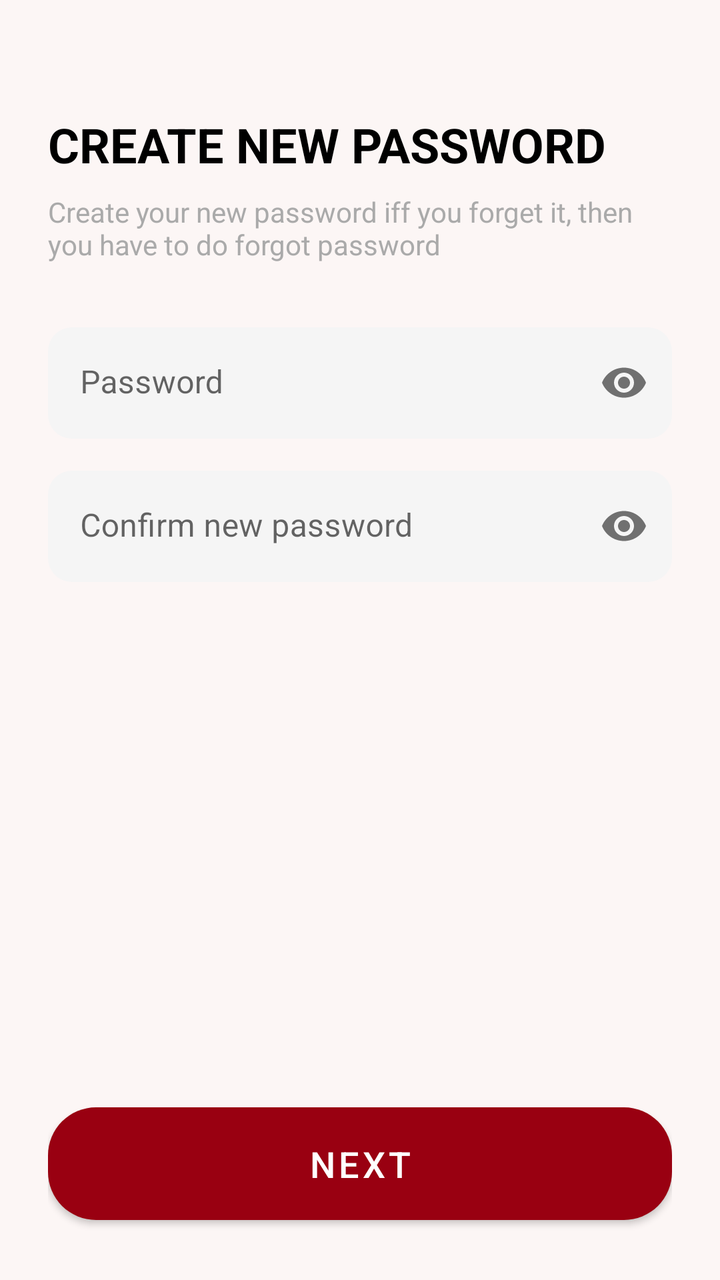
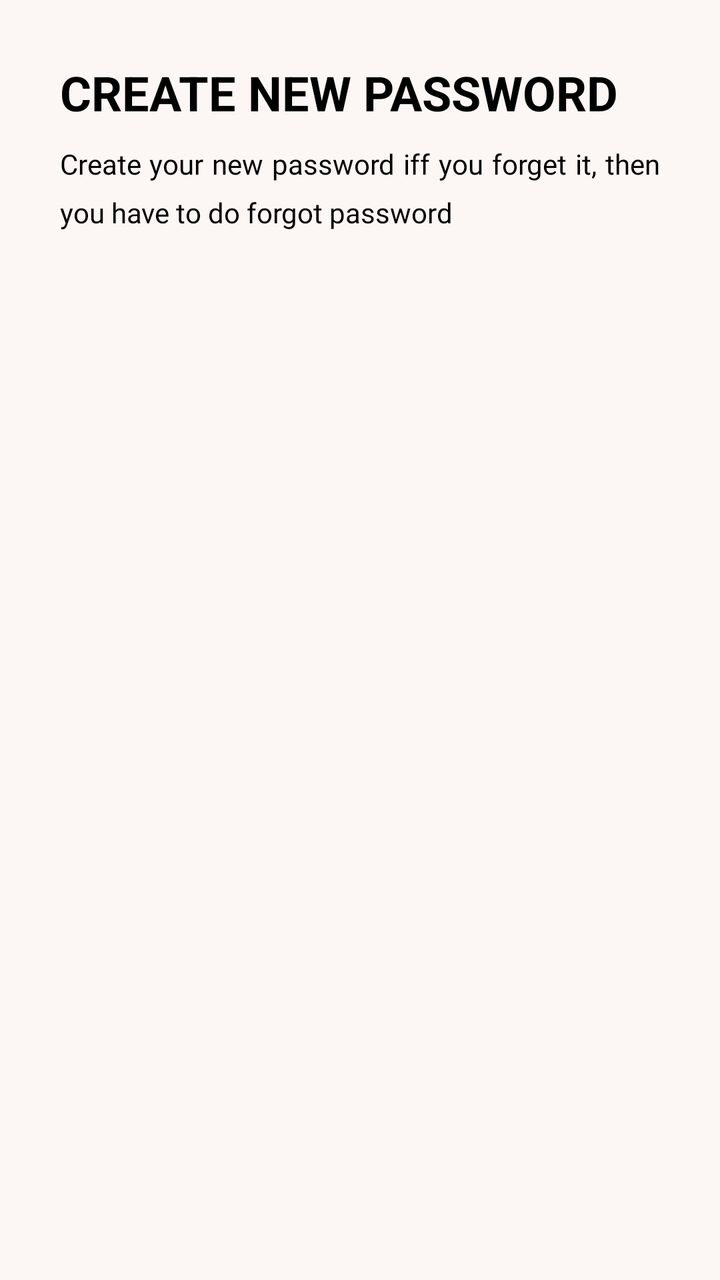

Two renders of the same Android screen: before a commit and after it. Below are the layout's source before the change and the commit's diff.
<!-- AndroidManifest.xml: application theme Theme.Cinepople -->
<!-- res/layout/fragment_auth_forgot_reset.xml -->
<?xml version="1.0" encoding="utf-8"?>
<androidx.constraintlayout.widget.ConstraintLayout
    xmlns:android="http://schemas.android.com/apk/res/android"
    xmlns:app="http://schemas.android.com/apk/res-auto"
    xmlns:tools="http://schemas.android.com/tools"
    android:layout_width="match_parent"
    android:layout_height="match_parent"
    android:background="@color/white"
    android:padding="24dp"
    tools:context=".ui.auth.forgot.ForgotResetFragment">

    <ImageView
        android:id="@+id/btn_return"
        android:layout_width="wrap_content"
        android:layout_height="wrap_content"
        android:contentDescription="Return"
        app:layout_constraintStart_toStartOf="parent"
        app:layout_constraintTop_toTopOf="parent"
        app:tint="@android:color/black" />

    <TextView
        android:id="@+id/tv_title"
        android:layout_width="0dp"
        android:layout_height="wrap_content"
        android:layout_marginTop="32dp"
        android:text="CREATE NEW PASSWORD"
        android:textColor="@android:color/black"
        android:textSize="24sp"
        android:textStyle="bold"
        app:layout_constraintStart_toStartOf="parent"
        app:layout_constraintTop_toBottomOf="@id/btn_return" />

    <TextView
        android:id="@+id/tv_subtitle"
        android:layout_width="0dp"
        android:layout_height="wrap_content"
        android:layout_marginTop="8dp"
        android:text="Create your new password iff you forget it, then you have to do forgot password"
        android:textColor="@android:color/darker_gray"
        android:textSize="14sp"
        app:layout_constraintStart_toStartOf="parent"
        app:layout_constraintEnd_toEndOf="parent"
        app:layout_constraintTop_toBottomOf="@id/tv_title" />

    <com.google.android.material.textfield.TextInputLayout
        android:id="@+id/layout_password"
        style="@style/Widget.MaterialComponents.TextInputLayout.FilledBox"
        android:layout_width="0dp"
        android:layout_height="wrap_content"
        android:layout_marginTop="32dp"
        android:hint="Password"
        app:boxBackgroundColor="#F5F5F5"
        app:boxCornerRadiusBottomEnd="12dp"
        app:boxCornerRadiusBottomStart="12dp"
        app:boxCornerRadiusTopEnd="12dp"
        app:boxCornerRadiusTopStart="12dp"
        app:boxStrokeWidth="0dp"
        app:boxStrokeWidthFocused="0dp"
        app:endIconMode="password_toggle"
        app:layout_constraintEnd_toEndOf="parent"
        app:layout_constraintStart_toStartOf="parent"
        app:layout_constraintTop_toBottomOf="@id/tv_subtitle"
        >

        <com.google.android.material.textfield.TextInputEditText
            android:id="@+id/ed_password"
            android:layout_width="match_parent"
            android:layout_height="wrap_content"
            android:inputType="textPassword" />

    </com.google.android.material.textfield.TextInputLayout>

    <com.google.android.material.textfield.TextInputLayout
        android:id="@+id/layout_confirm_password"
        style="@style/Widget.MaterialComponents.TextInputLayout.FilledBox"
        android:layout_width="0dp"
        android:layout_height="wrap_content"
        android:layout_marginTop="16dp"
        android:hint="Confirm new password"
        app:boxBackgroundColor="#F5F5F5"
        app:boxCornerRadiusBottomEnd="12dp"
        app:boxCornerRadiusBottomStart="12dp"
        app:boxCornerRadiusTopEnd="12dp"
        app:boxCornerRadiusTopStart="12dp"
        app:boxStrokeWidth="0dp"
        app:boxStrokeWidthFocused="0dp"
        app:endIconMode="password_toggle"
        app:layout_constraintEnd_toEndOf="parent"
        app:layout_constraintStart_toStartOf="parent"
        app:layout_constraintTop_toBottomOf="@id/layout_password"
        >

        <com.google.android.material.textfield.TextInputEditText
            android:id="@+id/ed_confirm_password"
            android:layout_width="match_parent"
            android:layout_height="wrap_content"
            android:inputType="textPassword" />

    </com.google.android.material.textfield.TextInputLayout>

    <com.google.android.material.button.MaterialButton
        android:id="@+id/btn_next"
        android:layout_width="0dp"
        android:layout_height="wrap_content"
        android:text="NEXT"
        android:textColor="@android:color/white"
        android:textSize="18sp"
        android:paddingTop="16dp"
        android:paddingBottom="16dp"
        app:backgroundTint="@color/red"
        app:cornerRadius="24dp"
        app:layout_constraintBottom_toBottomOf="parent"
        app:layout_constraintEnd_toEndOf="parent"
        app:layout_constraintStart_toStartOf="parent" />

</androidx.constraintlayout.widget.ConstraintLayout>
<!-- resources referenced by this layout -->
<resources>
  <color name="red">#990011</color>
  <color name="white">#FCF6F5</color>
  <style name="Theme.Cinepople" parent="Theme.MaterialComponents.DayNight.NoActionBar">
          <item name="android:windowTranslucentStatus">false</item>
          <item name="android:windowTranslucentNavigation">false</item>
          <item name="android:windowDrawsSystemBarBackgrounds">true</item>
          <item name="android:statusBarColor" tools:targetApi="L">#000000</item>
          <item name="android:windowLightStatusBar" tools:targetApi="M">false</item>
          ...
      </style>
</resources>

<!-- the commit's change to res/layout/fragment_auth_forgot_reset.xml (unified diff, before → after) -->
@@ -1,116 +1,89 @@
 <?xml version="1.0" encoding="utf-8"?>
-<androidx.constraintlayout.widget.ConstraintLayout
+<LinearLayout
     xmlns:android="http://schemas.android.com/apk/res/android"
     xmlns:app="http://schemas.android.com/apk/res-auto"
     xmlns:tools="http://schemas.android.com/tools"
     android:layout_width="match_parent"
     android:layout_height="match_parent"
-    android:background="@color/white"
-    android:padding="24dp"
-    tools:context=".ui.auth.forgot.ForgotResetFragment">
+    android:background="@color/background_color"
+    android:padding="30dp"
+    tools:context=".fragment.auth.forgot.ForgotResetFragment">
 
-    <ImageView
-        android:id="@+id/btn_return"
-        android:layout_width="wrap_content"
+    <LinearLayout
+        android:layout_width="match_parent"
         android:layout_height="wrap_content"
-        android:contentDescription="Return"
-        app:layout_constraintStart_toStartOf="parent"
-        app:layout_constraintTop_toTopOf="parent"
-        app:tint="@android:color/black" />
+        android:id="@+id/tv_title"
+        android:orientation="vertical"
+        android:layout_marginBottom="30dp">
 
-    <TextView
-        android:id="@+id/tv_title"
-        android:layout_width="0dp"
-        android:layout_height="wrap_content"
-        android:layout_marginTop="32dp"
-        android:text="CREATE NEW PASSWORD"
-        android:textColor="@android:color/black"
-        android:textSize="24sp"
-        android:textStyle="bold"
-        app:layout_constraintStart_toStartOf="parent"
-        app:layout_constraintTop_toBottomOf="@id/btn_return" />
+        <TextView
+            android:layout_width="wrap_content"
+            android:layout_height="wrap_content"
+            android:text="CREATE NEW PASSWORD"
+            android:textColor="@color/text_color"
+            android:textSize="24sp"
+            android:textStyle="bold"
+            android:layout_marginBottom="10dp"/>
 
-    <TextView
-        android:id="@+id/tv_subtitle"
-        android:layout_width="0dp"
-        android:layout_height="wrap_content"
-        android:layout_marginTop="8dp"
-        android:text="Create your new password iff you forget it, then you have to do forgot password"
-        android:textColor="@android:color/darker_gray"
-        android:textSize="14sp"
-        app:layout_constraintStart_toStartOf="parent"
-        app:layout_constraintEnd_toEndOf="parent"
-        app:layout_constraintTop_toBottomOf="@id/tv_title" />
+        <TextView
+            android:id="@+id/tv_subtitle"
+            style="@style/Subtitle"
+            android:justificationMode="inter_word"
+            tools:targetApi="26"
+            android:text="Create your new password iff you forget it, then you have to do forgot password" />
+    </LinearLayout>
 
-    <com.google.android.material.textfield.TextInputLayout
-        android:id="@+id/layout_password"
-        style="@style/Widget.MaterialComponents.TextInputLayout.FilledBox"
-        android:layout_width="0dp"
-        android:layout_height="wrap_content"
-        android:layout_marginTop="32dp"
-        android:hint="Password"
-        app:boxBackgroundColor="#F5F5F5"
-        app:boxCornerRadiusBottomEnd="12dp"
-        app:boxCornerRadiusBottomStart="12dp"
-        app:boxCornerRadiusTopEnd="12dp"
-        app:boxCornerRadiusTopStart="12dp"
-        app:boxStrokeWidth="0dp"
-        app:boxStrokeWidthFocused="0dp"
-        app:endIconMode="password_toggle"
-        app:layout_constraintEnd_toEndOf="parent"
-        app:layout_constraintStart_toStartOf="parent"
-        app:layout_constraintTop_toBottomOf="@id/tv_subtitle"
-        >
-
-        <com.google.android.material.textfield.TextInputEditText
-            android:id="@+id/ed_password"
+        <LinearLayout
+            android:id="@+id/input_password"
             android:layout_width="match_parent"
             android:layout_height="wrap_content"
-            android:inputType="textPassword" />
+            android:layout_marginBottom="15dp"
+            android:orientation="vertical">
 
-    </com.google.android.material.textfield.TextInputLayout>
+            <TextView
+                style="@style/Label"
+                android:text="@string/lb_password" />
 
-    <com.google.android.material.textfield.TextInputLayout
-        android:id="@+id/layout_confirm_password"
-        style="@style/Widget.MaterialComponents.TextInputLayout.FilledBox"
-        android:layout_width="0dp"
-        android:layout_height="wrap_content"
-        android:layout_marginTop="16dp"
-        android:hint="Confirm new password"
-        app:boxBackgroundColor="#F5F5F5"
-        app:boxCornerRadiusBottomEnd="12dp"
-        app:boxCornerRadiusBottomStart="12dp"
-        app:boxCornerRadiusTopEnd="12dp"
-        app:boxCornerRadiusTopStart="12dp"
-        app:boxStrokeWidth="0dp"
-        app:boxStrokeWidthFocused="0dp"
-        app:endIconMode="password_toggle"
-        app:layout_constraintEnd_toEndOf="parent"
-        app:layout_constraintStart_toStartOf="parent"
-        app:layout_constraintTop_toBottomOf="@id/layout_password"
-        >
+            <EditText
+                android:id="@+id/ed_password"
+                style="@style/MyEditText.FormInput"
+                android:autofillHints="Enter your password"
+                android:drawableStart="@drawable/ic_password"
+                android:hint="@string/hint_password"
+                android:inputType="textPassword"
+                android:paddingHorizontal="16dp"
+                android:paddingVertical="16dp" />
+        </LinearLayout>
 
-        <com.google.android.material.textfield.TextInputEditText
-            android:id="@+id/ed_confirm_password"
+        <LinearLayout
+            android:id="@+id/input_confirm_password"
             android:layout_width="match_parent"
             android:layout_height="wrap_content"
-            android:inputType="textPassword" />
+            android:layout_marginBottom="15dp"
+            android:orientation="vertical">
 
-    </com.google.android.material.textfield.TextInputLayout>
+            <TextView
+                style="@style/Label"
+                android:text="@string/lb_confirm_password" />
+
+            <EditText
+                android:id="@+id/ed_confirm_password"
+                style="@style/MyEditText.FormInput"
+                android:autofillHints="Enter your password"
+                android:drawableStart="@drawable/ic_password"
+                android:hint="@string/hint_confirm_password"
+                android:inputType="textPassword"
+                android:paddingHorizontal="16dp"
+                android:paddingVertical="16dp" />
+        </LinearLayout>
 
     <com.google.android.material.button.MaterialButton
         android:id="@+id/btn_next"
-        android:layout_width="0dp"
-        android:layout_height="wrap_content"
+        style="@style/MyButton.Primary.FullWidth"
         android:text="NEXT"
-        android:textColor="@android:color/white"
-        android:textSize="18sp"
-        android:paddingTop="16dp"
-        android:paddingBottom="16dp"
-        app:backgroundTint="@color/red"
-        app:cornerRadius="24dp"
+        android:paddingVertical="16dp"
         app:layout_constraintBottom_toBottomOf="parent"
         app:layout_constraintEnd_toEndOf="parent"
         app:layout_constraintStart_toStartOf="parent" />
 
-</androidx.constraintlayout.widget.ConstraintLayout>
+</LinearLayout>
<!-- resource entries referenced after the edit -->
@@ -1,7 +1,46 @@
 <!-- resources referenced by this layout -->
 <resources>
-  <color name="red">#990011</color>
-  <color name="white">#FCF6F5</color>
+  <color name="background_color">#FCF6F5</color>
+  <color name="text_color">#000000</color>
+  <!-- drawable ic_password: png bitmap (drawable-hdpi, 462 bytes) -->
+  <string name="hint_confirm_password">Enter password</string>
+  <string name="hint_password">Enter password</string>
+  <string name="lb_confirm_password">Confirm password</string>
+  <string name="lb_password">Password</string>
+  <style name="Label" parent="">
+          <item name="android:fontFamily">@font/montserrat_semibold</item>
+          <item name="android:textSize">14sp</item>
+          <item name="android:layout_width">match_parent</item>
+          <item name="android:layout_height">wrap_content</item>
+          <item name="android:layout_marginBottom">10dp</item>
+          <item name="android:textColor">@color/text_color</item>
+      </style>
+  <style name="MyButton.Primary.FullWidth" parent="MyButton.Primary">
+          <item name="android:layout_width">match_parent</item>
+          <item name="android:layout_height">wrap_content</item>
+          <item name="android:layout_marginTop">10dp</item>
+          <item name="android:layout_marginBottom">10dp</item>
+          <item name="android:maxWidth">320dp</item>
+      </style>
+  <style name="MyEditText.FormInput" parent="Widget.AppCompat.EditText">
+          <item name="android:layout_width">match_parent</item>
+          <item name="android:layout_height">wrap_content</item>
+          <item name="android:background">@drawable/background_edittext</item>
+          <item name="android:drawablePadding">8dp</item>
+          <item name="android:textSize">14sp</item>
+          <item name="android:fontFamily">@font/montserrat_semibold</item>
+          <item name="android:textColor">@color/text_color</item>
+          <item name="android:textColorHint">@color/hint_color</item>
+          <item name="android:drawableTint">@color/text_color</item>
+      </style>
+  <style name="Subtitle" parent="">
+          <item name="android:layout_width">match_parent</item>
+          <item name="android:layout_height">wrap_content</item>
+          <item name="android:fontFamily">@font/montserrat_medium</item>
+          <item name="android:textColor">@color/text_color</item>
+          <item name="android:textSize">14sp</item>
+          <item name="android:lineSpacingExtra">8dp</item>
+      </style>
   <style name="Theme.Cinepople" parent="Theme.MaterialComponents.DayNight.NoActionBar">
           <item name="android:windowTranslucentStatus">false</item>
           <item name="android:windowTranslucentNavigation">false</item>
@@ -10,5 +49,26 @@
           <item name="android:windowLightStatusBar" tools:targetApi="M">false</item>
           ...
       </style>
+  <style name="MyButton.Primary" parent="">
+          <item name="android:textAllCaps">false</item>
+          <item name="android:textSize">20sp</item>
+          <item name="cornerRadius">30dp</item>
+          <item name="backgroundTint">@color/main_color</item>
+          <item name="android:textColor">@color/btn_text_color</item>
+          <item name="android:fontFamily">@font/montserrat_semibold</item>
+      </style>
+  <!-- drawable background_edittext (drawable) -->
+  <?xml version="1.0" encoding="utf-8"?>
+  <shape xmlns:android="http://schemas.android.com/apk/res/android"
+      android:shape="rectangle">
+  
+      <solid android:color="#36424242" />
+  
+      <corners
+          android:radius="12dp" />
+  </shape>
+  <color name="hint_color">#757575</color>
+  <color name="main_color">#990011</color>
+  <color name="btn_text_color">#FFFFFF</color>
 </resources>
 
